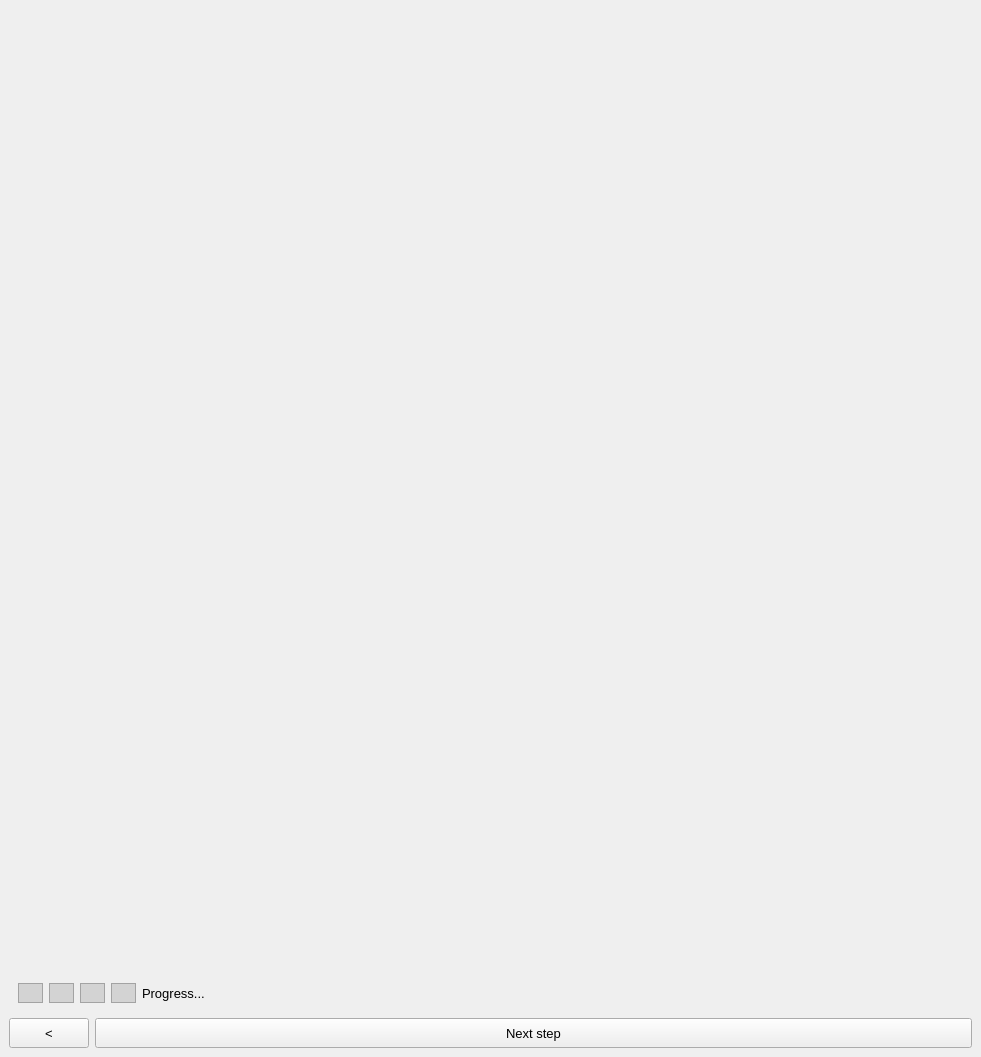
First picture: the form in main_window.ui, repository medusabci/medusa-analyzer, before the edit.
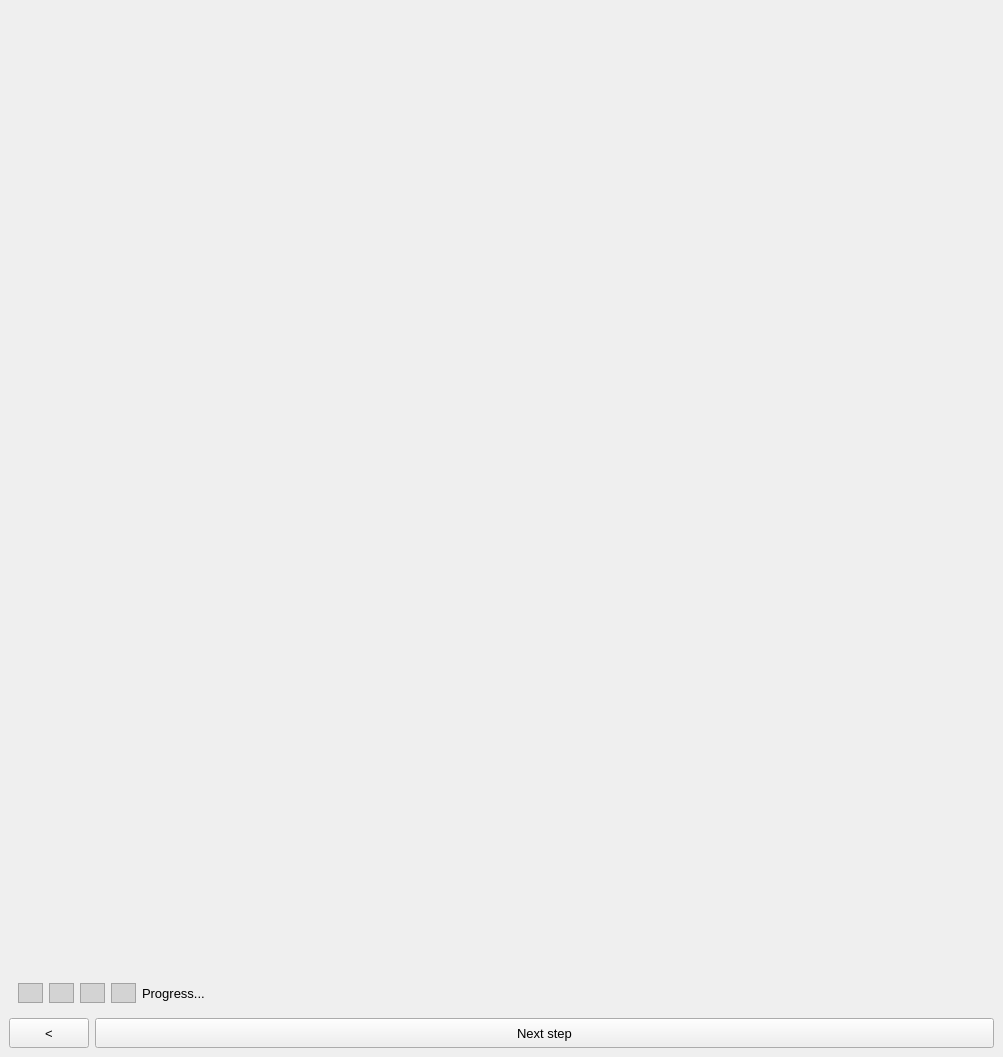
Second picture: the form after the edit.

```diff
--- a/main_window.ui
+++ b/main_window.ui
@@ -6,7 +6,7 @@
    <rect>
     <x>0</x>
     <y>0</y>
-    <width>981</width>
+    <width>1003</width>
     <height>1057</height>
    </rect>
   </property>
```
Left out of the diff: 5 changed lines with no effect on the pictures.
